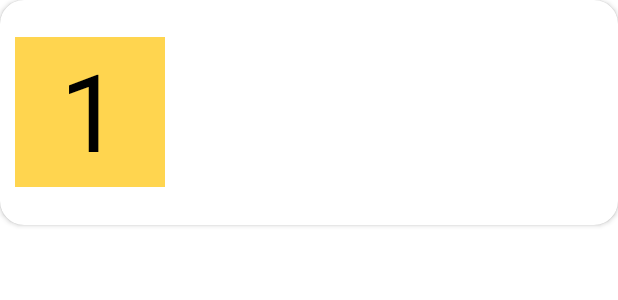
After one commit to upskubra/Rick-And-Morty, an Android app: the layout episode_item.xml on its own in the app's theme, with its tools: preview values and no code run, on a phone screen of 412 x 824 dp. The commit adds this screen. Shown: the top 300 px of the screen. Run offline under Robolectric (Android 15) with nearby library versions, the phone set to English and light mode, and no system bars.

Commit message:
designed episode screen && episode item

```diff
--- /dev/null
+++ b/app/src/main/res/layout/episode_item.xml
@@ -0,0 +1,49 @@
+<?xml version="1.0" encoding="utf-8"?>
+<androidx.cardview.widget.CardView xmlns:android="http://schemas.android.com/apk/res/android"
+    xmlns:app="http://schemas.android.com/apk/res-auto"
+    android:layout_width="match_parent"
+    android:layout_height="150dp"
+    android:padding="5dp"
+    app:cardCornerRadius="16dp">
+
+    <androidx.appcompat.widget.LinearLayoutCompat
+        android:layout_width="match_parent"
+        android:layout_height="match_parent"
+        android:gravity="center">
+
+        <androidx.appcompat.widget.AppCompatTextView
+            android:id="@+id/episode_id"
+            android:layout_width="100dp"
+            android:layout_height="100dp"
+            android:layout_margin="10dp"
+            android:background="@color/my_yellow"
+            android:text="1"
+            android:textAlignment="center"
+            android:textColor="@color/black"
+            android:textSize="72sp" />
+
+        <androidx.appcompat.widget.LinearLayoutCompat
+            android:layout_width="match_parent"
+            android:layout_height="match_parent"
+            android:layout_margin="10dp"
+            android:orientation="vertical">
+
+            <androidx.appcompat.widget.AppCompatTextView
+                android:id="@+id/episode_name"
+                android:layout_width="wrap_content"
+                android:layout_height="wrap_content" />
+
+            <androidx.appcompat.widget.AppCompatTextView
+                android:id="@+id/episode_date"
+                android:layout_width="wrap_content"
+                android:layout_height="wrap_content"
+                android:layout_marginVertical="20dp" />
+
+            <androidx.appcompat.widget.AppCompatTextView
+                android:id="@+id/episode_code"
+                android:layout_width="wrap_content"
+                android:layout_height="wrap_content" />
+        </androidx.appcompat.widget.LinearLayoutCompat>
+    </androidx.appcompat.widget.LinearLayoutCompat>
+
+</androidx.cardview.widget.CardView>
--- a/app/src/main/res/layout/fragment_episode_list.xml
+++ b/app/src/main/res/layout/fragment_episode_list.xml
@@ -10,6 +10,13 @@
         android:layout_width="match_parent"
         android:layout_height="match_parent"
         tools:context=".EpisodeListFragment">
-        <!-- TODO: Update blank fragment layout -->
+
+        <androidx.recyclerview.widget.RecyclerView
+            android:id="@+id/episode_recycler"
+            android:layout_width="match_parent"
+            android:layout_height="match_parent">
+
+        </androidx.recyclerview.widget.RecyclerView>
+
     </FrameLayout>
 </layout>
```
